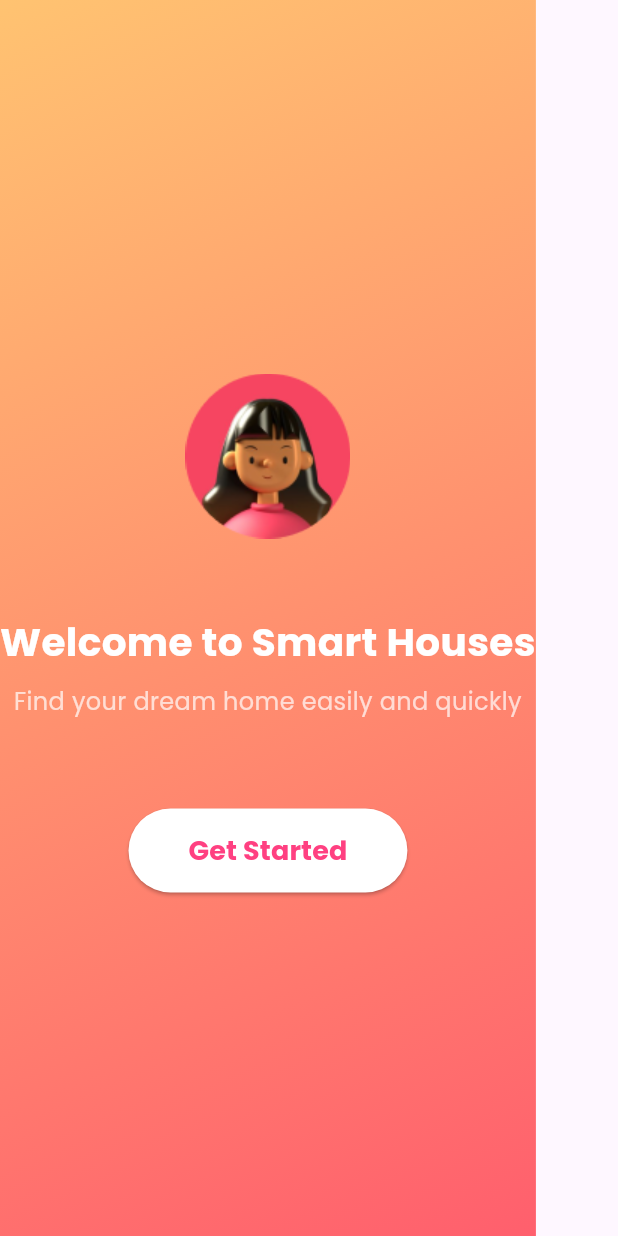
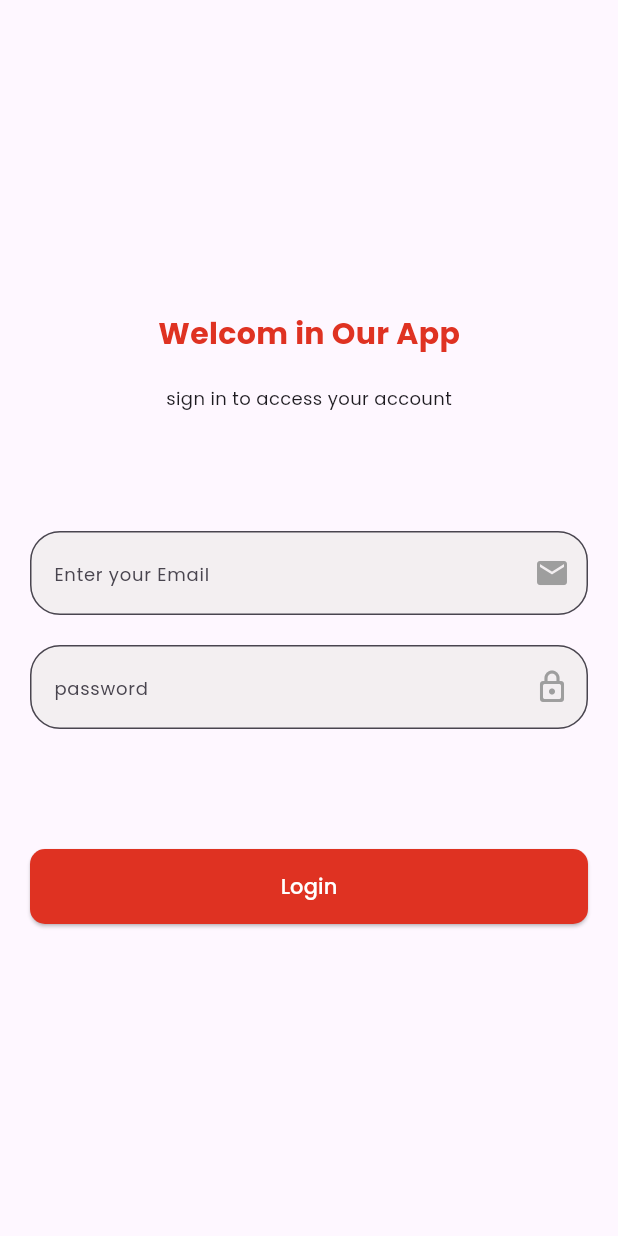
Before and after one commit to ReemaAAsker/profile_dashborad, a Flutter app: the SplashScreen screen opened directly, after a tap on "Get Started", on a phone screen of 412 x 824 dp. Run offline on Flutter 3.47's test engine with Material 3 defaults, Android fonts, the phone set to English and light mode, and no system bars; our stand-ins replace google_fonts; network calls fail.

Commit message:
naviagtion and login

```diff
--- a/lib/helpers/constants.dart
+++ b/lib/helpers/constants.dart
@@ -1,10 +1,12 @@
 import 'package:flutter/material.dart';
 
 class AppConstants {
-  static const Color primaryColor = Color(0xff0601B4);
-  //  Color(0xffDF3222);
-  static const Color light_primary_color = Color.fromARGB(94, 132, 128, 238);
-  // Color(0xffFDEDEB);
+  static const Color primaryColor = Color(0xffDF3222);
+  //  Color(0xff0601B4);
+
+  static const Color light_primary_color = Color(0xffFDEDEB);
+  //  Color.fromARGB(94, 132, 128, 238);
+  //
   static const TextStyle primary_numbers_text_style = TextStyle(
     fontSize: 20,
     fontWeight: FontWeight.bold,
--- a/lib/main.dart
+++ b/lib/main.dart
@@ -1,5 +1,4 @@
 import 'package:flutter/material.dart';
-import 'package:profile_dashboard/screens/profile_dash.dart';
 import 'package:google_fonts/google_fonts.dart';
 import 'package:profile_dashboard/screens/splash.dart';
 
--- /dev/null
+++ b/lib/screens/login.dart
@@ -0,0 +1,92 @@
+import 'package:flutter/material.dart';
+import 'package:profile_dashboard/helpers/constants.dart';
+import 'package:profile_dashboard/screens/profile_dash.dart';
+import 'package:profile_dashboard/widgets/custom_text_feild.dart';
+
+class LoginScreen extends StatelessWidget {
+  LoginScreen({super.key});
+  final TextEditingController emailCont = TextEditingController();
+  final TextEditingController passCont = TextEditingController();
+
+  @override
+  Widget build(BuildContext context) {
+    return Scaffold(
+      body: Padding(
+        padding: const EdgeInsets.symmetric(horizontal: 20),
+        child: Column(
+          spacing: 20,
+          mainAxisAlignment: MainAxisAlignment.center,
+          children: [
+            Text(
+              'Welcom in Our App',
+              style: AppConstants.primary_numbers_text_style,
+            ),
+            Text(
+              'sign in to access your account',
+              style: TextStyle(fontSize: 12),
+            ),
+            SizedBox(height: 40),
+
+            CustomTextFeild(
+              hint: 'Enter your Email',
+              icon: Icons.email,
+              controller: emailCont,
+            ),
+            CustomTextFeild(
+              controller: passCont,
+              hint: 'password',
+              icon: Icons.lock_outline_rounded,
+              isPassword: true,
+            ),
+            SizedBox(height: 40),
+            ElevatedButton(
+              onPressed: () {
+                //@
+                String emailData = emailCont.text;
+                String passData = passCont.text;
+
+                if (emailData.isEmpty | passData.isEmpty) {
+                  showMessgae(context, 'Enter valid data');
+                  emailCont.clear();
+                  passCont.clear();
+                } else if (!emailData.contains('@')) {
+                  // .com
+                  showMessgae(context, 'Enter valid email');
+                } else if (passData.length < 5) {
+                  //spcial character
+                  showMessgae(context, 'Enter valid password');
+                  passCont.clear();
+                } else {
+                  Navigator.push(
+                    context,
+                    MaterialPageRoute(
+                      builder: (context) {
+                        return ProfileDash();
+                      },
+                    ),
+                  );
+                }
+                // print();
+              },
+
+              // login(context),
+              child: Text('Login', style: TextStyle(color: Colors.white)),
+              style: ElevatedButton.styleFrom(
+                shape: RoundedRectangleBorder(
+                  borderRadius: BorderRadius.circular(10),
+                ),
+                minimumSize: Size(double.infinity, 15),
+                backgroundColor: AppConstants.primaryColor,
+                padding: EdgeInsets.symmetric(horizontal: 50, vertical: 15),
+              ),
+            ),
+          ],
+        ),
+      ),
+    );
+  }
+
+  // login(BuildContext context) {
+
+  // }
+}
--- a/lib/screens/splash.dart
+++ b/lib/screens/splash.dart
@@ -1,4 +1,8 @@
+import 'package:flutter/cupertino.dart';
 import 'package:flutter/material.dart';
+import 'package:profile_dashboard/helpers/constants.dart';
+import 'package:profile_dashboard/screens/login.dart';
+import 'package:profile_dashboard/screens/profile_dash.dart';
 
 class SplashScreen extends StatelessWidget {
   const SplashScreen({super.key});
@@ -7,45 +11,57 @@ class SplashScreen extends StatelessWidget {
   Widget build(BuildContext context) {
     return Scaffold(
       body: Container(
+        width: double.infinity,
         decoration: const BoxDecoration(
           gradient: LinearGradient(
-            colors: [Color(0xFFFFC371), Color(0xFFFF5F6D)],
+            colors: [
+              AppConstants.light_primary_color,
+              AppConstants.primaryColor,
+            ],
             begin: Alignment.topLeft,
             end: Alignment.bottomRight,
           ),
         ),
         child: Column(
           mainAxisAlignment: MainAxisAlignment.center,
+
           children: [
-            Image.asset("icons/profile.png", height: 150),
+            Image.asset("icons/${AppConstants.defaultImage}", height: 150),
             const SizedBox(height: 30),
-
             const Text(
               "Welcome to Smart Houses",
               style: TextStyle(
-                fontSize: 26,
+                fontSize: 20,
                 fontWeight: FontWeight.bold,
                 color: Colors.white,
               ),
               textAlign: TextAlign.center,
             ),
-            const SizedBox(height: 10),
+            const SizedBox(height: AppConstants.height),
             const Text(
               "Find your dream home easily and quickly",
-              style: TextStyle(fontSize: 16, color: Colors.white70),
+              style: TextStyle(fontSize: 14, color: Colors.white70),
               textAlign: TextAlign.center,
             ),
 
             const SizedBox(height: 60),
 
             ElevatedButton(
-              onPressed: () {},
+              onPressed: () {
+                Navigator.of(context).pushReplacement(
+                  CupertinoPageRoute(
+                    builder: (context) {
+                      return LoginScreen();
+                    },
+                  ),
+                );
+              },
               style: ElevatedButton.styleFrom(
                 backgroundColor: Colors.white,
-                foregroundColor: Colors.pinkAccent,
+                foregroundColor: AppConstants.primaryColor,
                 padding: const EdgeInsets.symmetric(
-                  horizontal: 40,
-                  vertical: 15,
+                  horizontal: 30,
+                  vertical: 10,
                 ),
                 shape: RoundedRectangleBorder(
                   borderRadius: BorderRadius.circular(30),
--- /dev/null
+++ b/lib/widgets/custom_text_feild.dart
@@ -0,0 +1,38 @@
+import 'package:flutter/material.dart';
+import 'package:profile_dashboard/helpers/constants.dart';
+
+class CustomTextFeild extends StatelessWidget {
+  final String hint;
+  final IconData icon;
+  final bool isPassword;
+  final TextEditingController controller;
+  const CustomTextFeild({
+    super.key,
+    required this.hint,
+    required this.icon,
+    required this.controller,
+    this.isPassword = false,
+  });
+
+  @override
+  Widget build(BuildContext context) {
+    return TextField(
+      controller: controller,
+      obscureText: isPassword,
+      decoration: InputDecoration(
+        hintText: hint,
+        hintStyle: TextStyle(fontSize: 12),
+        border: OutlineInputBorder(borderRadius: BorderRadius.circular(20)),
+        focusedBorder: OutlineInputBorder(
+          borderRadius: BorderRadius.circular(10),
+          borderSide: BorderSide(color: AppConstants.primaryColor),
+        ),
+        filled: true,
+
+        fillColor: Color.fromARGB(175, 238, 235, 235),
+        suffixIconColor: Colors.grey,
+        suffixIcon: Icon(icon),
+      ),
+    );
+  }
+}
```
Also changed, not shown: lib/screens/profile_dash.dart (+25 -16 lines), lib/screens/services_screen.dart (added, +39 -0 lines), lib/widgets/feedback_widget.dart (+6 -6 lines), lib/widgets/house_widget.dart (+6 -6 lines), lib/widgets/section_widget.dart (+16 -6 lines), lib/widgets/service_widget.dart (+4 -6 lines), 1 other file.
